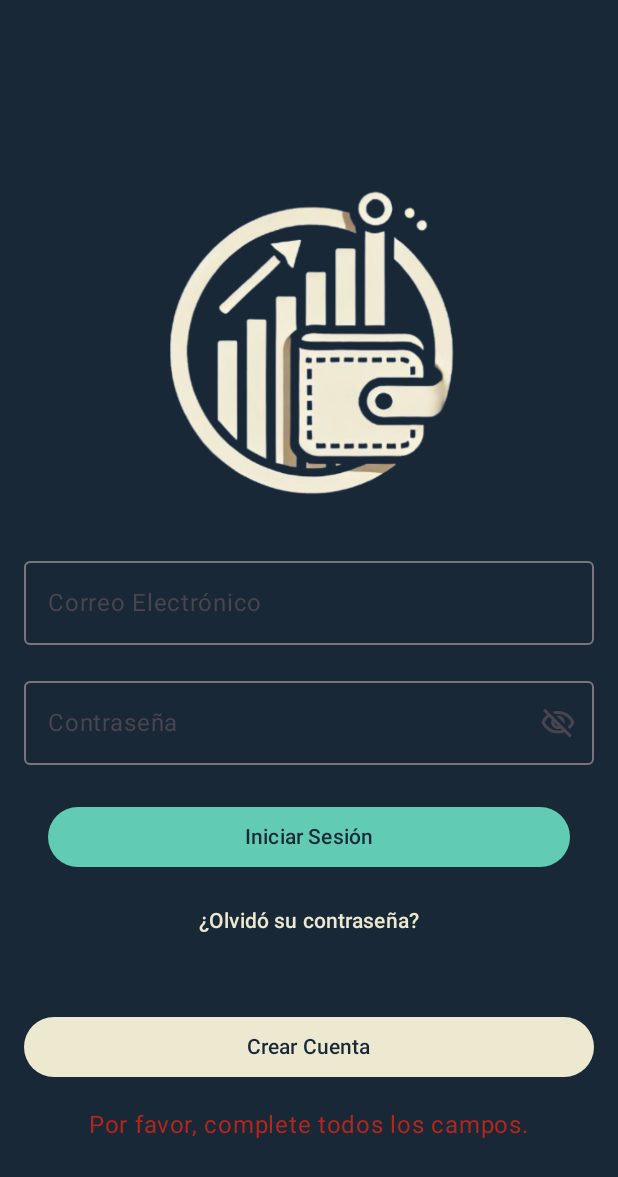
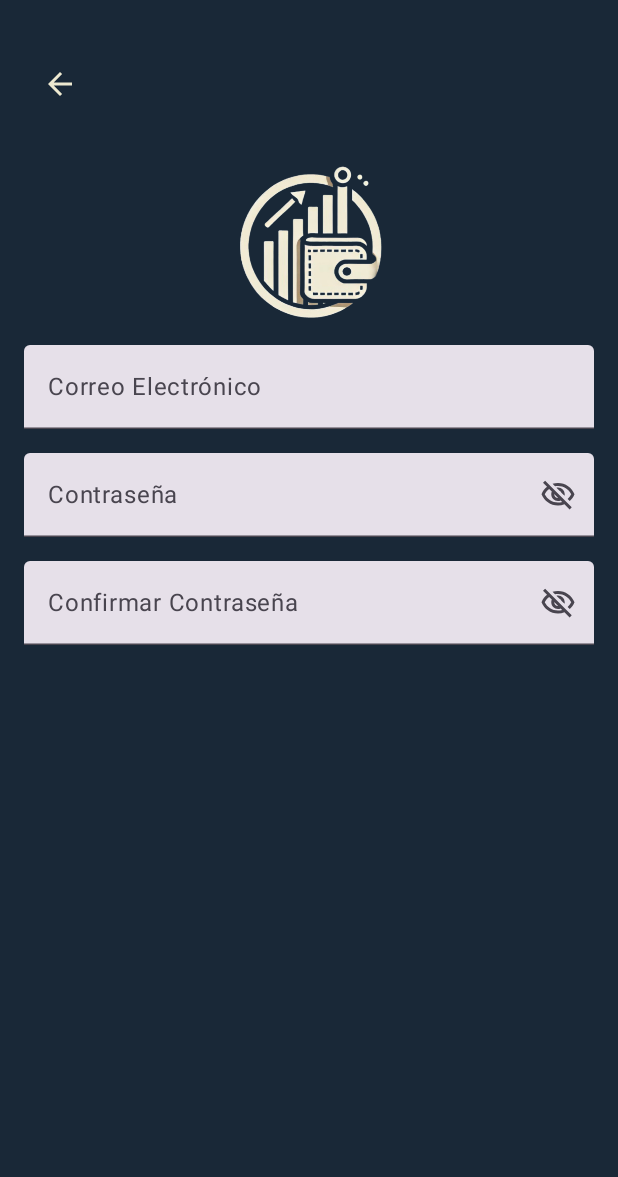
Before and after one commit to ZapatoProgramming/MisFinanzas, an Android app built with Jetpack Compose: the screen it shows after launch (MainActivity), after a tap on "Crear Cuenta", on a phone screen of 412 x 824 dp. Shown: the top 1177 px of the screen. Run offline under Robolectric (Android 15) with nearby library versions, the phone set to English and light mode, and no system bars; our stand-ins replace Firebase (no records; nobody signed in at launch, a user with empty details on screens opened directly); 2 other taps on this screen came first.

Commit message:
Implementación autenticación

```diff
--- a/MisFinanzas/app/build.gradle.kts
+++ b/MisFinanzas/app/build.gradle.kts
@@ -41,6 +41,7 @@ android {
 }
 
 dependencies {
+    implementation("androidx.navigation:navigation-compose:2.7.3")
     implementation(platform("com.google.firebase:firebase-bom:33.10.0"))
     implementation("com.google.firebase:firebase-analytics")
     implementation("androidx.lifecycle:lifecycle-viewmodel-compose:2.8.7")
@@ -54,6 +55,8 @@ dependencies {
     implementation(libs.androidx.ui.graphics)
     implementation(libs.androidx.ui.tooling.preview)
     implementation(libs.androidx.material3)
+    implementation(libs.firebase.auth.ktx)
+    implementation(libs.androidx.media3.common.ktx)
     testImplementation(libs.junit)
     androidTestImplementation(libs.androidx.junit)
     androidTestImplementation(libs.androidx.espresso.core)
--- a/MisFinanzas/app/src/main/java/com/example/misfinanzas/MainActivity.kt
+++ b/MisFinanzas/app/src/main/java/com/example/misfinanzas/MainActivity.kt
@@ -7,6 +7,7 @@ import androidx.compose.foundation.layout.fillMaxSize
 import androidx.compose.material3.MaterialTheme
 import androidx.compose.material3.Surface
 import androidx.compose.ui.Modifier
+import com.example.misfinanzas.navigation.NavGraph
 import com.example.misfinanzas.views.login.LoginView
 import com.example.misfinanzas.ui.theme.MisFinanzasTheme
 
@@ -19,14 +20,7 @@ class MainActivity : ComponentActivity() {
                     modifier = Modifier.fillMaxSize(),
                     color = MaterialTheme.colorScheme.background
                 ) {
-                    LoginView(
-                        onLoginSuccess = {
-                            // Navegar a la pantalla principal después del inicio de sesión
-                        },
-                        onNavigateToSignUp = {
-                            // Navegar a la pantalla de registro
-                        }
-                    )
+                    NavGraph()
                 }
             }
         }
--- /dev/null
+++ b/MisFinanzas/app/src/main/java/com/example/misfinanzas/models/SignUpModel.kt
@@ -0,0 +1,9 @@
+package com.example.misfinanzas.models
+
+data class SignUpModel (
+    val email: String = "",
+    val password: String = "",
+    val confirmPassword: String = "",
+    val name: String = "",
+    val lastName: String = ""
+)
--- /dev/null
+++ b/MisFinanzas/app/src/main/java/com/example/misfinanzas/navigation/AppScreens.kt
@@ -0,0 +1,6 @@
+package com.example.misfinanzas.navigation
+
+sealed class AppScreens(val route: String) {
+    object Login : AppScreens("login")
+    object SignUp : AppScreens("signup")
+}
--- /dev/null
+++ b/MisFinanzas/app/src/main/java/com/example/misfinanzas/navigation/NavGraph.kt
@@ -0,0 +1,38 @@
+package com.example.misfinanzas.navigation
+
+import androidx.compose.runtime.Composable
+import androidx.navigation.compose.NavHost
+import androidx.navigation.compose.composable
+import androidx.navigation.compose.rememberNavController
+import com.example.misfinanzas.views.login.LoginView
+import com.example.misfinanzas.views.signup.SignUpView
+
+@Composable
+fun NavGraph() {
+    val navController = rememberNavController()
+
+    NavHost(navController = navController, startDestination = AppScreens.Login.route) {
+        composable(AppScreens.Login.route) {
+            LoginView(
+                onLoginSuccess = {
+                    // Navegar a la pantalla principal después del inicio de sesión
+                },
+                onNavigateToSignUp = {
+                    // Navegar a la pantalla de registro
+                    navController.navigate(AppScreens.SignUp.route)
+                }
+            )
+        }
+        composable(AppScreens.SignUp.route) {
+            SignUpView(
+                onSignUpSuccess = {
+                    // Navegar a la pantalla principal después del registro
+                },
+                onNavigateToLogin = {
+                    // Volver a la pantalla de inicio de sesión
+                    navController.popBackStack()
+                }
+            )
+        }
+    }
+}
--- a/MisFinanzas/app/src/main/java/com/example/misfinanzas/ui/theme/Theme.kt
+++ b/MisFinanzas/app/src/main/java/com/example/misfinanzas/ui/theme/Theme.kt
@@ -23,13 +23,13 @@ private val DarkColorScheme = darkColorScheme(
 )
 
 private val LightColorScheme = lightColorScheme(
-    primary = Color(0xFFEDE9D0),
+    primary = Color(0xFF192837),
     secondary = Color(0xFF61CBB3),
     tertiary = Color(0xFFEDE9D0),
     background = Color(0xFF192837),
     surface = Color(0xFF192837),
     onBackground = Color(0xFFEDE9D0),
-    onSurface = Color(0xFFEDE9D0),
+    onSurface = Color(0xFF192837),
     onPrimary = Color(0xFF192837)
 
 
--- /dev/null
+++ b/MisFinanzas/app/src/main/java/com/example/misfinanzas/viewModels/signup/SignUpViewModel.kt
@@ -0,0 +1,55 @@
+package com.example.misfinanzas.viewModels.signup
+
+import androidx.lifecycle.ViewModel
+import com.example.misfinanzas.auth.FirebaseAuthService
+import com.example.misfinanzas.models.SignUpModel
+import kotlinx.coroutines.flow.MutableStateFlow
+import kotlinx.coroutines.flow.StateFlow
+
+class SignUpViewModel: ViewModel() {
+
+    private val authService = FirebaseAuthService()
+
+    // Estado del formulario de inicio de sesión
+    private val _signupForm = MutableStateFlow(SignUpModel())
+    val signupForm: StateFlow<SignUpModel> = _signupForm
+
+    // Estado para manejar mensajes de error o éxito
+    private val _signupMessage = MutableStateFlow<String?>(null)
+    val signupMessage: StateFlow<String?> = _signupMessage
+
+    // Estado para controlar la visibilidad de la contraseña
+    private val _isPasswordVisible = MutableStateFlow(false)
+    val isPasswordVisible: StateFlow<Boolean> = _isPasswordVisible
+
+    private val _isPasswordVisibleTwo = MutableStateFlow(false)
+    val isPasswordVisibleTwo: StateFlow<Boolean> = _isPasswordVisibleTwo
+
+    // Actualizar el correo electrónico
+    fun updateEmail(email: String) {
+        _signupForm.value = _signupForm.value.copy(email = email)
+    }
+
+    // Actualizar la contraseña
+    fun updatePassword(password: String) {
+        _signupForm.value = _signupForm.value.copy(password = password)
+    }
+
+    fun updatePasswordTwo(confirmPassword: String) {
+        _signupForm.value = _signupForm.value.copy(confirmPassword = confirmPassword)
+    }
+
+    // Alternar la visibilidad de la contraseña
+    fun togglePasswordVisibility() {
+        _isPasswordVisible.value = !_isPasswordVisible.value
+    }
+
+    fun togglePasswordVisibilityTwo() {
+        _isPasswordVisibleTwo.value = !_isPasswordVisibleTwo.value
+    }
+
+    fun updateName(name: String){
+        _signupForm.value = _signupForm.value.copy(name = name)
+    }
+
+}
--- a/MisFinanzas/app/src/main/java/com/example/misfinanzas/views/login/LoginView.kt
+++ b/MisFinanzas/app/src/main/java/com/example/misfinanzas/views/login/LoginView.kt
@@ -46,7 +46,7 @@ fun LoginView(
         )
 
         // Campo de correo electrónico
-        OutlinedTextField(
+        TextField(
             value = loginForm.email,
             onValueChange = { viewModel.updateEmail(it) },
             label = { Text("Correo Electrónico") },
@@ -57,7 +57,7 @@ fun LoginView(
         Spacer(modifier = Modifier.height(16.dp))
 
         // Campo de contraseña
-        OutlinedTextField(
+        TextField(
             value = loginForm.password,
             onValueChange = { viewModel.updatePassword(it) },
             label = { Text("Contraseña") },
@@ -92,14 +92,19 @@ fun LoginView(
 
         // Enlace para recuperar contraseña
         TextButton(onClick = { /* Navegar a la pantalla de recuperación de contraseña */ }) {
-            Text("¿Olvidó su contraseña?")
+            Text(text = "¿Olvidó su contraseña?",
+                color = MaterialTheme.colorScheme.tertiary )
+
         }
 
         Spacer(modifier = Modifier.height(36.dp))
 
         Button(
             onClick = onNavigateToSignUp,
-            modifier = Modifier.fillMaxWidth()
+            modifier = Modifier.fillMaxWidth(),
+            colors = ButtonDefaults.buttonColors(
+                containerColor = MaterialTheme.colorScheme.tertiary
+            )
         ) {
             Text("Crear Cuenta")
         }
--- /dev/null
+++ b/MisFinanzas/app/src/main/java/com/example/misfinanzas/views/signup/SignUpView.kt
@@ -0,0 +1,128 @@
+package com.example.misfinanzas.views.signup
+
+import androidx.compose.foundation.Image
+import androidx.compose.foundation.layout.Arrangement
+import androidx.compose.foundation.layout.Column
+import androidx.compose.foundation.layout.Spacer
+import androidx.compose.foundation.layout.fillMaxSize
+import androidx.compose.foundation.layout.fillMaxWidth
+import androidx.compose.foundation.layout.height
+import androidx.compose.foundation.layout.padding
+import androidx.compose.foundation.layout.size
+import androidx.compose.material.icons.Icons
+import androidx.compose.material.icons.automirrored.filled.ArrowBack
+import androidx.compose.material.icons.outlined.Visibility
+import androidx.compose.material.icons.outlined.VisibilityOff
+import androidx.compose.material3.Button
+import androidx.compose.material3.Icon
+import androidx.compose.material3.IconButton
+import androidx.compose.material3.MaterialTheme
+import androidx.compose.material3.TextField
+import androidx.compose.material3.Text
+import androidx.compose.runtime.Composable
+import androidx.compose.runtime.collectAsState
+import androidx.compose.runtime.getValue
+import androidx.compose.ui.Alignment
+import androidx.compose.ui.Modifier
+import androidx.compose.ui.res.painterResource
+import androidx.compose.ui.text.input.PasswordVisualTransformation
+import androidx.compose.ui.text.input.VisualTransformation
+import androidx.compose.ui.unit.dp
+import com.example.misfinanzas.R
+import com.example.misfinanzas.viewModels.signup.SignUpViewModel
+
+@Composable
+fun SignUpView(
+    onSignUpSuccess: () -> Unit,
+    viewModel: SignUpViewModel = androidx.lifecycle.viewmodel.compose.viewModel(),
+    onNavigateToLogin: () -> Unit
+){
+    // Estado del formulario de inicio de sesión
+    val signupForm by viewModel.signupForm.collectAsState()
+    // Mensajes de error o éxito
+    val signupMessage by viewModel.signupMessage.collectAsState()
+    // Estado de visibilidad de la contraseña
+    val isPasswordVisible by viewModel.isPasswordVisible.collectAsState()
+
+    val isPasswordVisibleTwo by viewModel.isPasswordVisibleTwo.collectAsState()
+    Column(
+        modifier = Modifier
+            .fillMaxSize()
+            .padding(16.dp),
+        verticalArrangement = Arrangement.Top,
+        horizontalAlignment = Alignment.CenterHorizontally
+    ) {
+        Column(
+            modifier = Modifier.fillMaxWidth()
+                .padding(top = 16.dp),
+            verticalArrangement = Arrangement.Top,
+            horizontalAlignment = Alignment.Start
+        ) {
+            IconButton(onClick = {
+                onNavigateToLogin()
+            }) {
+                Icon(
+                    imageVector = Icons.AutoMirrored.Filled.ArrowBack, // Ícono de flecha hacia atrás
+                    contentDescription = "Volver al Login", // Descripción para accesibilidad
+                    tint = MaterialTheme.colorScheme.tertiary
+                )
+            }
+        }
+        Image(
+            painter = painterResource(id = R.drawable.logo), // Referencia a la imagen en drawable
+            contentDescription = "logo", // Descripción para accesibilidad
+            modifier = Modifier.size(150.dp) // Tamaño de la imagen
+        )
+
+        // Campo de correo electrónico
+        TextField(
+            value = signupForm.email,
+            onValueChange = { viewModel.updateEmail(it) },
+            label = { Text("Correo Electrónico") },
+            modifier = Modifier.fillMaxWidth(),
+            singleLine = true
+        )
+
+        Spacer(modifier = Modifier.height(16.dp))
+
+        // Campo de contraseña
+        TextField(
+            value = signupForm.password,
+            onValueChange = { viewModel.updatePassword(it) },
+            label = { Text("Contraseña") },
+            singleLine = true,
+            visualTransformation = if (isPasswordVisible) VisualTransformation.None else PasswordVisualTransformation(),
+            trailingIcon = {
+                // Ícono de visibilidad de contraseña
+                IconButton(onClick = { viewModel.togglePasswordVisibility() }) {
+                    Icon(
+                        imageVector = if (isPasswordVisible) Icons.Outlined.Visibility else Icons.Outlined.VisibilityOff,
+                        contentDescription = if (isPasswordVisible) "Ocultar contraseña" else "Mostrar contraseña"
+                    )
+                }
+            },
+            modifier = Modifier.fillMaxWidth()
+        )
+
+        Spacer(modifier = Modifier.height(16.dp))
+
+        // Campo de contraseña
+        TextField(
+            value = signupForm.confirmPassword,
+            onValueChange = { viewModel.updatePasswordTwo(it) },
+            label = { Text("Confirmar Contraseña") },
+            singleLine = true,
+            visualTransformation = if (isPasswordVisibleTwo) VisualTransformation.None else PasswordVisualTransformation(),
+            trailingIcon = {
+                // Ícono de visibilidad de contraseña
+                IconButton(onClick = { viewModel.togglePasswordVisibilityTwo() }) {
+                    Icon(
+                        imageVector = if (isPasswordVisibleTwo) Icons.Outlined.Visibility else Icons.Outlined.VisibilityOff,
+                        contentDescription = if (isPasswordVisibleTwo) "Ocultar contraseña" else "Mostrar contraseña"
+                    )
+                }
+            },
+            modifier = Modifier.fillMaxWidth()
+        )
+    }
+}
--- a/MisFinanzas/gradle/libs.versions.toml
+++ b/MisFinanzas/gradle/libs.versions.toml
@@ -1,5 +1,5 @@
 [versions]
-agp = "8.8.0"
+agp = "8.8.2"
 kotlin = "2.0.0"
 coreKtx = "1.10.1"
 junit = "4.13.2"
@@ -8,6 +8,8 @@ espressoCore = "3.5.1"
 lifecycleRuntimeKtx = "2.8.7"
 activityCompose = "1.8.0"
 composeBom = "2024.04.01"
+firebaseAuthKtx = "23.2.0"
+media3CommonKtx = "1.5.1"
 
 [libraries]
 androidx-core-ktx = { group = "androidx.core", name = "core-ktx", version.ref = "coreKtx" }
@@ -24,6 +26,8 @@ androidx-ui-tooling-preview = { group = "androidx.compose.ui", name = "ui-toolin
 androidx-ui-test-manifest = { group = "androidx.compose.ui", name = "ui-test-manifest" }
 androidx-ui-test-junit4 = { group = "androidx.compose.ui", name = "ui-test-junit4" }
 androidx-material3 = { group = "androidx.compose.material3", name = "material3" }
+firebase-auth-ktx = { group = "com.google.firebase", name = "firebase-auth-ktx", version.ref = "firebaseAuthKtx" }
+androidx-media3-common-ktx = { group = "androidx.media3", name = "media3-common-ktx", version.ref = "media3CommonKtx" }
 
 [plugins]
 android-application = { id = "com.android.application", version.ref = "agp" }
```
Also changed, not shown: MisFinanzas/app/src/main/java/com/example/misfinanzas/auth/FirebaseAuthService.kt (added, +42 -0 lines), MisFinanzas/app/src/main/java/com/example/misfinanzas/viewModels/login/LoginViewModel.kt (+7 -3 lines), 1 other file.
